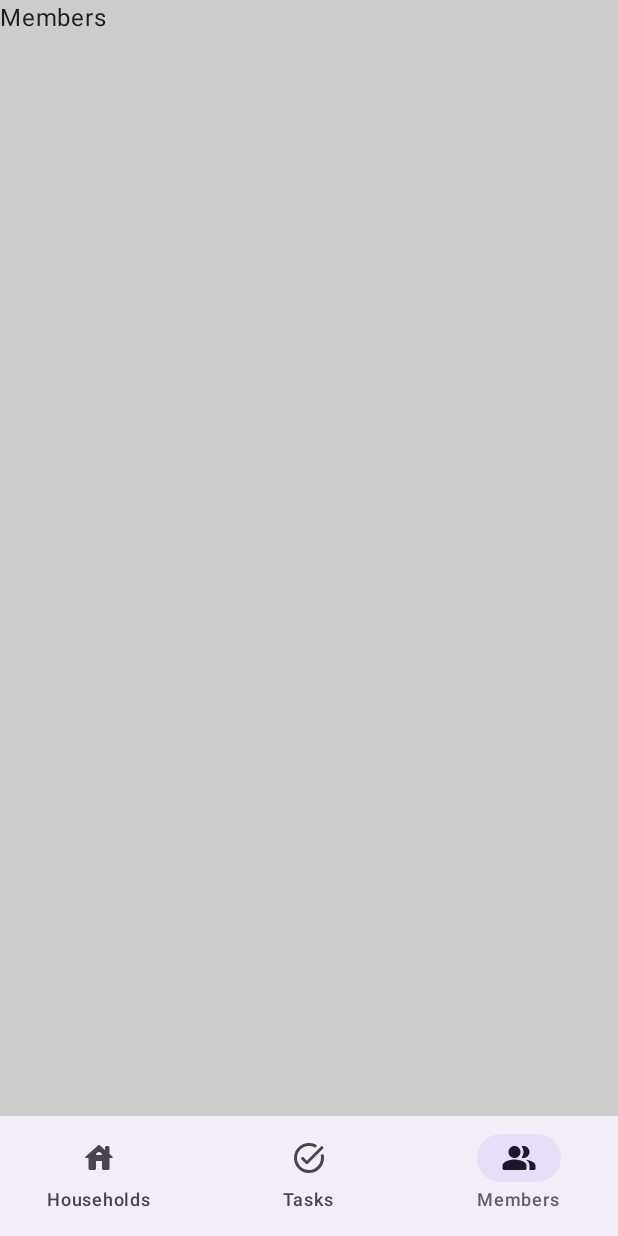
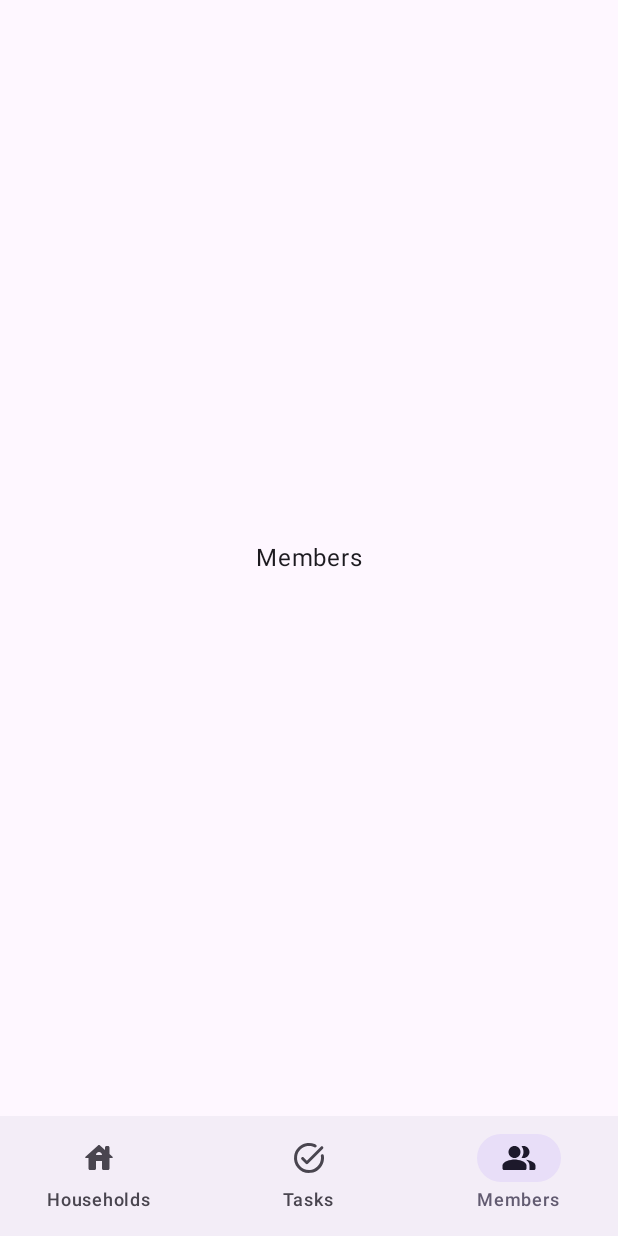
Before and after one commit to neaxro/msc-onlab, an Android app built with Jetpack Compose: the MainMenu screen opened through its navigation route, item 3 of the bottom bar chosen, on a phone screen of 412 x 824 dp. Run offline under Robolectric (Android 15) with nearby library versions, the phone set to English and light mode, and no system bars; our stand-ins replace Dagger/Hilt's generated code; libraries missing offline, so code that uses them is left out: com.auth0.android; 1 statement that could not run was skipped.

Commit message:
Implemented Household list view.

```diff
--- a/app/app/src/main/java/com/example/msc_onlab/data/di/ApiModule.kt
+++ b/app/app/src/main/java/com/example/msc_onlab/data/di/ApiModule.kt
@@ -1,5 +1,7 @@
 package com.example.msc_onlab.data.di
 
+import com.example.msc_onlab.data.model.household.HouseholdsBrief
+import com.example.msc_onlab.data.remote.HouseholdApi
 import com.example.msc_onlab.data.remote.LoginApi
 import com.example.msc_onlab.data.remote.RegisterApi
 import dagger.Module
@@ -35,4 +37,14 @@ object ApiModule {
             .build()
             .create(RegisterApi::class.java)
     }
+
+    @Provides
+    @Singleton
+    fun provideHouseholdApi(): HouseholdApi{
+        return Retrofit.Builder()
+            .addConverterFactory(GsonConverterFactory.create())
+            .baseUrl(BASE_URL)
+            .build()
+            .create(HouseholdApi::class.java)
+    }
 }
--- a/app/app/src/main/java/com/example/msc_onlab/data/di/RepositoryModule.kt
+++ b/app/app/src/main/java/com/example/msc_onlab/data/di/RepositoryModule.kt
@@ -1,8 +1,11 @@
 package com.example.msc_onlab.data.di
 
 import android.app.Application
+import com.example.msc_onlab.data.remote.HouseholdApi
 import com.example.msc_onlab.data.remote.LoginApi
 import com.example.msc_onlab.data.remote.RegisterApi
+import com.example.msc_onlab.data.repository.household.HouseholdRepository
+import com.example.msc_onlab.data.repository.household.HouseholdRepositoryImpl
 import com.example.msc_onlab.data.repository.login.LoginRepository
 import com.example.msc_onlab.data.repository.login.LoginRepositoryImpl
 import com.example.msc_onlab.data.repository.register.RegisterRepository
@@ -40,4 +43,16 @@ object RepositoryModule {
             app = app
         )
     }
+
+    @Provides
+    @Singleton
+    fun provideHouseholdRepository(
+        householdApi: HouseholdApi,
+        app: Application
+    ): HouseholdRepository {
+        return HouseholdRepositoryImpl(
+            api = householdApi,
+            app = app
+        )
+    }
 }
--- /dev/null
+++ b/app/app/src/main/java/com/example/msc_onlab/data/model/household/Id.kt
@@ -0,0 +1,5 @@
+package com.example.msc_onlab.data.model.household
+
+data class Id(
+    val `$oid`: String
+)
--- /dev/null
+++ b/app/app/src/main/java/com/example/msc_onlab/data/repository/household/HouseholdRepository.kt
@@ -0,0 +1,11 @@
+package com.example.msc_onlab.data.repository.household
+
+import com.example.msc_onlab.data.model.household.HouseholdsBrief
+import com.example.msc_onlab.data.model.login.LoginData
+import com.example.msc_onlab.data.model.login.LoginResponse
+import com.example.msc_onlab.domain.wrappers.Resource
+import retrofit2.Response
+
+interface HouseholdRepository {
+    suspend fun getAllHouseholds(userId: String): Resource<HouseholdsBrief>
+}
--- /dev/null
+++ b/app/app/src/main/java/com/example/msc_onlab/data/repository/household/HouseholdRepositoryImpl.kt
@@ -0,0 +1,40 @@
+package com.example.msc_onlab.data.repository.household
+
+import android.app.Application
+import com.example.msc_onlab.data.model.household.HouseholdsBrief
+import com.example.msc_onlab.data.model.login.LoginData
+import com.example.msc_onlab.data.model.login.LoginResponse
+import com.example.msc_onlab.data.remote.HouseholdApi
+import com.example.msc_onlab.data.remote.LoginApi
+import com.example.msc_onlab.domain.wrappers.Resource
+import retrofit2.Response
+
+class HouseholdRepositoryImpl(
+    private val api: HouseholdApi,
+    private val app: Application
+) : HouseholdRepository {
+    private val context = app.applicationContext
+
+    override suspend fun getAllHouseholds(userId: String): Resource<HouseholdsBrief> {
+
+        val result = try{
+            val response = api.getAllHouseholdsBrief(userId = userId)
+
+            // Check server response
+            val res = if(response.code() == 200){
+                Resource.Success(message = "Successfully fetched all households!", data = response.body()!!)
+            }
+            else{
+                // Server error
+                Resource.Error(message = response.errorBody()!!.string())
+            }
+
+            res
+        } catch (e: Exception){
+            // Network error
+            Resource.Error("Network error occurred.")
+        }
+
+        return result
+    }
+}
--- /dev/null
+++ b/app/app/src/main/java/com/example/msc_onlab/ui/feature/households/HouseholdsScreen.kt
@@ -0,0 +1,93 @@
+package com.example.msc_onlab.ui.feature.households
+
+import android.widget.Toast
+import androidx.compose.foundation.layout.Box
+import androidx.compose.foundation.layout.PaddingValues
+import androidx.compose.foundation.layout.Row
+import androidx.compose.foundation.layout.fillMaxSize
+import androidx.compose.foundation.layout.fillMaxWidth
+import androidx.compose.foundation.layout.padding
+import androidx.compose.foundation.lazy.LazyColumn
+import androidx.compose.foundation.lazy.items
+import androidx.compose.foundation.lazy.rememberLazyListState
+import androidx.compose.material3.FabPosition
+import androidx.compose.material3.FloatingActionButtonDefaults
+import androidx.compose.material3.HorizontalDivider
+import androidx.compose.material3.Scaffold
+import androidx.compose.material3.Text
+import androidx.compose.runtime.Composable
+import androidx.compose.runtime.collectAsState
+import androidx.compose.ui.Alignment
+import androidx.compose.ui.Modifier
+import androidx.compose.ui.draw.scale
+import androidx.compose.ui.platform.LocalContext
+import androidx.compose.ui.unit.dp
+import androidx.hilt.navigation.compose.hiltViewModel
+import com.example.msc_onlab.ui.feature.common.HouseholdsBriefListItem
+import com.example.msc_onlab.ui.feature.common.MySnackBarHost
+import com.example.msc_onlab.ui.feature.common.MyTopAppBar
+import com.example.msc_onlab.ui.theme.surfaceContainerHighestDark
+
+@Composable
+fun Households(
+    viewModel: HouseholdsViewModel = hiltViewModel(),
+    modifier: Modifier = Modifier
+){
+    val context = LocalContext.current
+    val lazyListState = rememberLazyListState()
+
+    val households = viewModel.households.collectAsState().value
+
+    Scaffold(
+        topBar = {
+            MyTopAppBar(
+                title = "Households",
+                screenState = viewModel.screenState.collectAsState()
+            )
+        },
+        snackbarHost = {
+            MySnackBarHost(screenState = viewModel.screenState)
+        },
+        modifier = modifier.fillMaxSize(),
+    ) { padding ->
+        if (households != null && households.data.isNotEmpty()) {
+            LazyColumn(
+                modifier = modifier
+                    .fillMaxSize()
+                    .padding(top = padding.calculateTopPadding()),
+                state = lazyListState,
+                contentPadding = PaddingValues(all = 10.dp)
+            ) {
+                items(households.data) { household ->
+                    HouseholdsBriefListItem(
+                        title = household.title,
+                        id = household._id.`$oid`,
+                        numberOfMembers = household.no_people,
+                        numberOfTasks = household.no_active_tasks,
+                        onEdit = { id ->
+                            Toast.makeText(context, "Edited $id", Toast.LENGTH_SHORT).show()
+                        },
+                        onClick = { id ->
+                            Toast.makeText(context, "Clicked $id", Toast.LENGTH_SHORT).show()
+                        },
+                    )
+                    if(households.data.last() != household){
+                        HorizontalDivider(modifier = Modifier.scale(0.9f))
+                    }
+                }
+            }
+
+        } else if (households != null) {
+            Box(
+                modifier = Modifier
+                    .fillMaxSize()
+                    .padding(top = padding.calculateTopPadding())
+            ) {
+                Text(
+                    text = "You do not belong to any households yet.",
+                    modifier = Modifier.align(Alignment.Center)
+                )
+            }
+        }
+    }
+}
--- /dev/null
+++ b/app/app/src/main/java/com/example/msc_onlab/ui/feature/households/HouseholdsViewModel.kt
@@ -0,0 +1,51 @@
+package com.example.msc_onlab.ui.feature.households
+
+import android.content.Context
+import androidx.lifecycle.ViewModel
+import androidx.lifecycle.viewModelScope
+import com.example.msc_onlab.data.model.household.HouseholdsBrief
+import com.example.msc_onlab.data.repository.household.HouseholdRepository
+import com.example.msc_onlab.domain.wrappers.Resource
+import com.example.msc_onlab.domain.wrappers.ScreenState
+import com.example.msc_onlab.helpers.LoggedPersonData
+import dagger.hilt.android.lifecycle.HiltViewModel
+import kotlinx.coroutines.Dispatchers
+import kotlinx.coroutines.flow.MutableStateFlow
+import kotlinx.coroutines.flow.asStateFlow
+import kotlinx.coroutines.launch
+import javax.inject.Inject
+
+@HiltViewModel
+class HouseholdsViewModel @Inject constructor(
+    private val householdRepository: HouseholdRepository,
+    private val applicationContext: Context
+) : ViewModel() {
+    private val _screenState = MutableStateFlow<ScreenState>(ScreenState.Loading())
+    val screenState = _screenState.asStateFlow()
+
+    private val _households = MutableStateFlow<HouseholdsBrief?>(null)
+    val households = _households.asStateFlow()
+
+    init {
+        loadHouseholds()
+    }
+
+    private fun loadHouseholds(){
+        _screenState.value = ScreenState.Loading()
+
+        viewModelScope.launch(Dispatchers.IO) {
+            var result = householdRepository.getAllHouseholds(LoggedPersonData.ID!!)
+
+            when(result){
+                is Resource.Success -> {
+                    _screenState.value = ScreenState.Success()
+
+                    _households.value = result.data!!
+                }
+                is Resource.Error -> {
+                    _screenState.value = ScreenState.Error(message = result.message!!)
+                }
+            }
+        }
+    }
+}
--- a/app/app/src/main/java/com/example/msc_onlab/ui/feature/login/LoginViewModel.kt
+++ b/app/app/src/main/java/com/example/msc_onlab/ui/feature/login/LoginViewModel.kt
@@ -30,7 +30,7 @@ class LoginViewModel @Inject constructor(
     private val _screenState = MutableStateFlow<ScreenState>(ScreenState.Loading())
     val screenState = _screenState.asStateFlow()
 
-    private val _loginData = MutableStateFlow<LoginData>(LoginData(username = "Axel", password = "Asdasd11"))
+    private val _loginData = MutableStateFlow<LoginData>(LoginData(username = "axel", password = "Asdasd11"))
     val loginData = _loginData.asStateFlow()
 
     private val _errors = MutableStateFlow<LoginFieldErrors>(LoginFieldErrors())
--- a/app/app/src/main/java/com/example/msc_onlab/ui/feature/mainMenu/MainMenuNavHost.kt
+++ b/app/app/src/main/java/com/example/msc_onlab/ui/feature/mainMenu/MainMenuNavHost.kt
@@ -1,14 +1,17 @@
 package com.example.msc_onlab.ui.feature.mainMenu
 
+import androidx.compose.foundation.layout.Box
 import androidx.compose.foundation.layout.Column
 import androidx.compose.foundation.layout.fillMaxSize
 import androidx.compose.material3.Text
 import androidx.compose.runtime.Composable
+import androidx.compose.ui.Alignment
 import androidx.compose.ui.Modifier
 import androidx.navigation.NavController
 import androidx.navigation.NavHostController
 import androidx.navigation.compose.NavHost
 import androidx.navigation.compose.composable
+import com.example.msc_onlab.ui.feature.households.Households
 import com.example.msc_onlab.ui.navigation.AppScreens
 
 @Composable
@@ -25,20 +28,18 @@ fun MainMenuNavHost(
             .fillMaxSize()
     ){
         composable<AppScreens.Households> {
-            Column(Modifier.fillMaxSize()) {
-                Text(text = "Households")
-            }
+            Households()
         }
 
         composable<AppScreens.Members> {
-            Column(Modifier.fillMaxSize()) {
-                Text(text = "Members")
+            Box(Modifier.fillMaxSize()) {
+                Text(text = "Members", modifier.align(Alignment.Center))
             }
         }
 
         composable<AppScreens.Tasks> {
-            Column(Modifier.fillMaxSize()) {
-                Text(text = "Tasks")
+            Box(Modifier.fillMaxSize()) {
+                Text(text = "Tasks", modifier.align(Alignment.Center))
             }
         }
     }
--- a/app/app/src/main/java/com/example/msc_onlab/ui/feature/mainMenu/MainMenuScreen.kt
+++ b/app/app/src/main/java/com/example/msc_onlab/ui/feature/mainMenu/MainMenuScreen.kt
@@ -96,7 +96,6 @@ fun MainMenu(
         Box(
             modifier = Modifier
                 .fillMaxSize()
-                .background(Color.LightGray)
                 .padding(bottom = padding.calculateBottomPadding())
         ){
             MainMenuNavHost(
```
Also changed, not shown: app/app/src/main/java/com/example/msc_onlab/data/model/household/Data.kt (added, +8 -0 lines), app/app/src/main/java/com/example/msc_onlab/data/model/household/HouseholdsBrief.kt (added, +8 -0 lines), app/app/src/main/java/com/example/msc_onlab/data/remote/HouseholdApi.kt (added, +23 -0 lines), app/app/src/main/java/com/example/msc_onlab/ui/feature/common/HouseholdBriefListItem.kt (added, +70 -0 lines).
